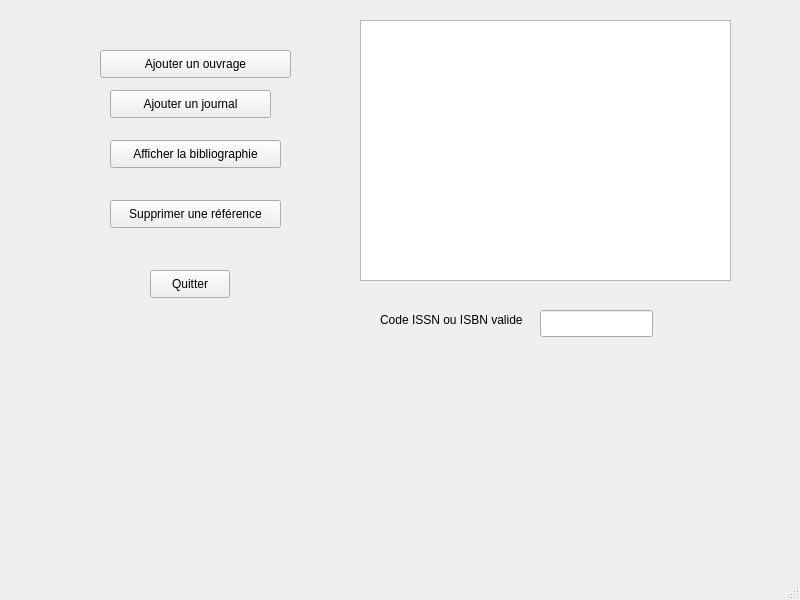
The window that GestionReferenceGUI/gestionreferencegui.ui (Pasqual24/test3) describes before a commit, drawn with Qt 5.
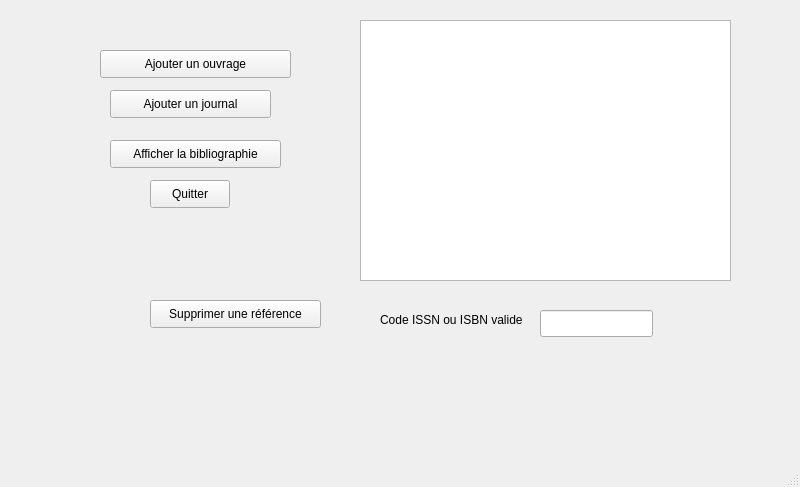
The same window after the commit.

Diff of the .ui file:
```diff
--- a/GestionReferenceGUI/gestionreferencegui.ui
+++ b/GestionReferenceGUI/gestionreferencegui.ui
@@ -7,7 +7,7 @@
     <x>0</x>
     <y>0</y>
     <width>800</width>
-    <height>600</height>
+    <height>487</height>
    </rect>
   </property>
   <property name="windowTitle">
@@ -18,7 +18,7 @@
     <property name="geometry">
      <rect>
       <x>150</x>
-      <y>270</y>
+      <y>180</y>
       <width>80</width>
       <height>28</height>
      </rect>
@@ -56,8 +56,8 @@
    <widget class="QPushButton" name="supprimerReference">
     <property name="geometry">
      <rect>
-      <x>110</x>
-      <y>200</y>
+      <x>150</x>
+      <y>300</y>
       <width>171</width>
       <height>28</height>
      </rect>
```
Left out of the diff: 19 changed lines with no effect on the pictures.
